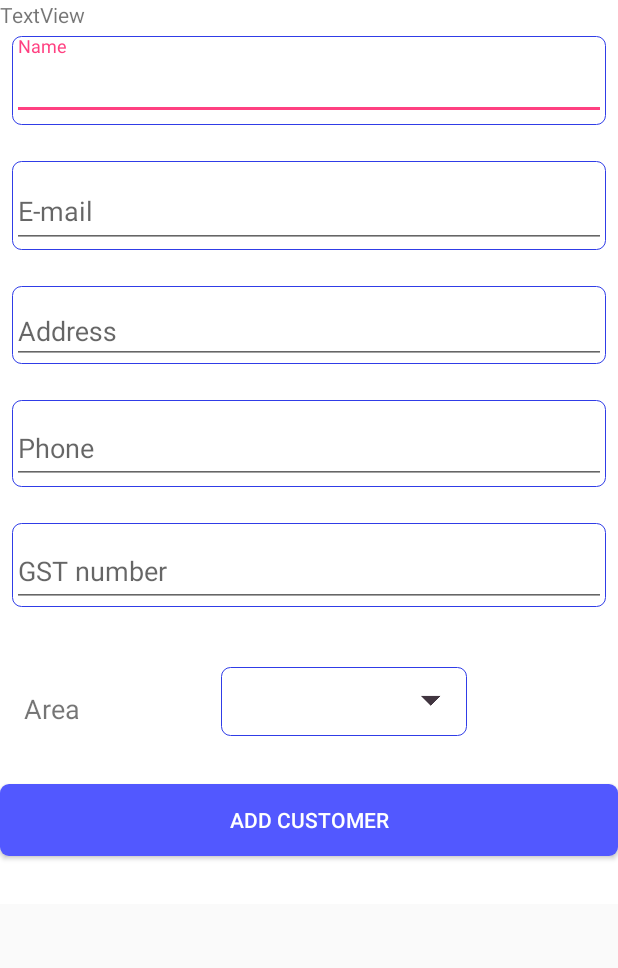
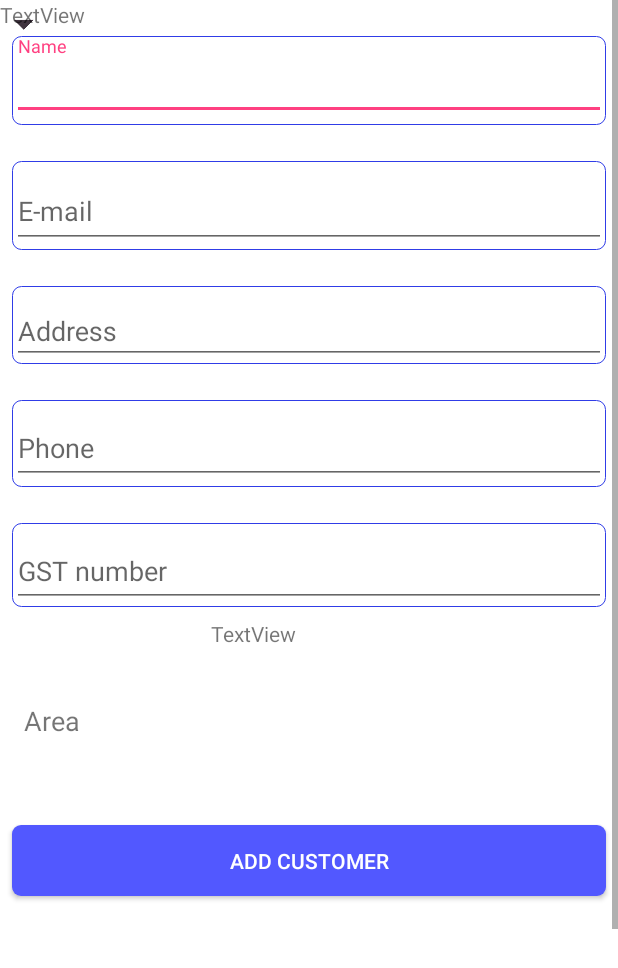
Before and after one commit to MAIVANNAN/sales_app, an Android app: the addCustomers screen opened directly, with no data from a screen before it, on a phone screen of 412 x 824 dp. Shown: the top 968 px of the screen. Run offline under Robolectric (Android 15) with nearby library versions, the phone set to English and light mode, and no system bars; our stand-ins replace Volley; network calls fail; 1 statement that could not run was skipped.

Commit message:
working fine but with error in add customer textview field

```diff
--- a/app/src/main/java/sales_app/com/sales_app/Activities/addCustomers.java
+++ b/app/src/main/java/sales_app/com/sales_app/Activities/addCustomers.java
@@ -24,6 +24,7 @@ import android.view.View;
 import android.widget.AdapterView;
 import android.widget.ArrayAdapter;
 import android.widget.Button;
+import android.widget.EditText;
 import android.widget.Spinner;
 import android.widget.TextView;
 import android.widget.Toast;
@@ -81,6 +82,7 @@ public class addCustomers extends AppCompatActivity {
     private static final int PERMISSION_REQUEST_CODE = 1;
 
     TextView employeename;
+    TextView select_area1;
 
 
 
@@ -97,10 +99,9 @@ public class addCustomers extends AppCompatActivity {
         custphone=(TextInputEditText)findViewById(R.id.phone);
         custaddr=(TextInputEditText)findViewById(R.id.address);
         addbtn =(Button)findViewById(R.id.add_customer);
-
         employeename= (TextView) findViewById(R.id.area_id_cust);
-
-        spinner= (Spinner) findViewById(R.id.CustArea);
+        select_area1 =(TextView)findViewById(R.id.textView5);
+       /* spinner= (Spinner) findViewById(R.id.CustArea);
         arrayList = new ArrayList<String>();
         spinner.setOnItemSelectedListener(new AdapterView.OnItemSelectedListener() {
             @Override
@@ -113,7 +114,8 @@ public class addCustomers extends AppCompatActivity {
             @Override
             public void onNothingSelected(AdapterView<?> parent) {
             }
-        });
+        });*/
+
         getdata();
 
 
--- a/app/src/main/java/sales_app/com/sales_app/LoginActivity.java
+++ b/app/src/main/java/sales_app/com/sales_app/LoginActivity.java
@@ -35,7 +35,7 @@ import sales_app.com.sales_app.Activities.RegistrationActivity;
 public class LoginActivity extends AppCompatActivity {
 
     //public static final String PREFS_NAME = "LoginPrefs";
-    public static String LINK =" http://12ccb308.ngrok.io/php_login/";
+    public static String LINK ="http://3f9ed256.ngrok.io/php_login/";
     public static String Sign_up_URL = LINK+"sm_login.php";
     TextInputEditText username, password;
     TextInputLayout username_label, password_label;
--- a/app/src/main/res/layout/activity_add_customers.xml
+++ b/app/src/main/res/layout/activity_add_customers.xml
@@ -12,9 +12,9 @@
         xmlns:tools="http://schemas.android.com/tools"
         android:id="@+id/relativeLayout2"
         android:layout_width="match_parent"
-        android:layout_height="wrap_content"
+        android:layout_height="match_parent"
+        android:background="@color/white"
         android:orientation="vertical"
-        android:background="@color/white"
         tools:context=".Activities.addCustomers">
 
 
@@ -25,8 +25,8 @@
             android:layout_marginEnd="8dp"
             android:layout_marginStart="8dp"
             android:layout_marginTop="24dp"
+            android:background="@drawable/round_edit_text"
             app:errorEnabled="true"
-            android:background="@drawable/round_edit_text"
             app:layout_constraintEnd_toEndOf="parent"
             app:layout_constraintLeft_toLeftOf="parent"
             app:layout_constraintStart_toStartOf="parent"
@@ -48,8 +48,8 @@
             android:layout_marginEnd="8dp"
             android:layout_marginStart="8dp"
             android:layout_marginTop="24dp"
+            android:background="@drawable/round_edit_text"
             app:errorEnabled="true"
-            android:background="@drawable/round_edit_text"
 
             app:layout_constraintEnd_toEndOf="parent"
             app:layout_constraintStart_toStartOf="parent"
@@ -95,8 +95,8 @@
             android:layout_marginEnd="8dp"
             android:layout_marginStart="8dp"
             android:layout_marginTop="24dp"
+            android:background="@drawable/round_edit_text"
             app:errorEnabled="true"
-            android:background="@drawable/round_edit_text"
 
             app:layout_constraintEnd_toEndOf="parent"
             app:layout_constraintLeft_toLeftOf="parent"
@@ -115,56 +115,37 @@
         <Button
             android:id="@+id/add_customer"
             android:layout_width="0dp"
-            android:layout_height="wrap_content"
-            android:layout_marginBottom="32dp"
+            android:layout_height="47dp"
+            android:layout_marginLeft="8dp"
+            android:layout_marginRight="8dp"
             android:layout_marginTop="32dp"
             android:background="@drawable/round_button"
             android:text="ADD CUSTOMER"
             android:textColor="@color/white"
             app:layout_constraintBottom_toBottomOf="parent"
-            app:layout_constraintHorizontal_bias="0.509"
+            app:layout_constraintHorizontal_bias="0.0"
             app:layout_constraintLeft_toLeftOf="parent"
             app:layout_constraintRight_toRightOf="parent"
-            app:layout_constraintTop_toBottomOf="@+id/CustArea"
-            app:layout_constraintVertical_bias="1.0"
+            app:layout_constraintTop_toBottomOf="@+id/area_id_cust"
             tools:ignore="OnClick" />
 
-        <Spinner
-            android:id="@+id/CustArea"
-            android:layout_width="164dp"
-            android:layout_height="46dp"
-            android:layout_marginEnd="32dp"
-            android:layout_marginTop="40dp"
-            android:background="@drawable/round_edit_text"
-            android:spinnerMode="dropdown"
-            app:layout_constraintEnd_toEndOf="parent"
-            app:layout_constraintStart_toEndOf="@+id/textView2"
-            app:layout_constraintTop_toBottomOf="@+id/gst_label" />
-
         <ImageView
+            android:id="@+id/imageView2"
             android:layout_width="wrap_content"
             android:layout_height="wrap_content"
             android:layout_alignParentRight="true"
             android:layout_centerVertical="true"
             android:layout_gravity="center"
-            android:layout_marginBottom="8dp"
-            android:layout_marginEnd="8dp"
-            android:layout_marginStart="8dp"
-            android:layout_marginTop="8dp"
             android:src="@drawable/drop"
-            app:layout_constraintBottom_toBottomOf="@+id/CustArea"
-            app:layout_constraintEnd_toEndOf="@+id/CustArea"
-            app:layout_constraintHorizontal_bias="1.0"
-            app:layout_constraintStart_toStartOf="@+id/CustArea"
-            app:layout_constraintTop_toTopOf="@+id/CustArea"
-            app:layout_constraintVertical_bias="1.0" />
+            tools:layout_editor_absoluteX="528dp"
+            tools:layout_editor_absoluteY="454dp" />
 
         <TextView
             android:id="@+id/textView2"
             android:layout_width="62dp"
             android:layout_height="31dp"
             android:layout_marginStart="16dp"
-            android:layout_marginTop="460dp"
+            android:layout_marginTop="468dp"
             android:text="Area"
             android:textSize="18sp"
             app:layout_constraintStart_toStartOf="parent"
@@ -195,8 +176,24 @@
             android:layout_width="wrap_content"
             android:layout_height="wrap_content"
             android:text="TextView"
-            tools:layout_editor_absoluteX="337dp"
-            tools:layout_editor_absoluteY="460dp" />
+            tools:layout_editor_absoluteX="338dp"
+            tools:layout_editor_absoluteY="552dp" />
+
+        <TextView
+            android:id="@+id/textView5"
+            android:layout_width="132dp"
+            android:layout_height="40dp"
+            android:layout_marginBottom="97dp"
+            android:layout_marginEnd="8dp"
+            android:layout_marginStart="8dp"
+            android:layout_marginTop="8dp"
+            android:text="TextView"
+            app:layout_constraintBottom_toTopOf="@+id/add_customer"
+            app:layout_constraintEnd_toEndOf="parent"
+            app:layout_constraintHorizontal_bias="0.294"
+            app:layout_constraintStart_toEndOf="@+id/textView2"
+            app:layout_constraintTop_toBottomOf="@+id/gst_label"
+            app:layout_constraintVertical_bias="1.0" />
 
 
     </android.support.constraint.ConstraintLayout>
--- a/app/src/main/res/layout/fragment_menu_5.xml
+++ b/app/src/main/res/layout/fragment_menu_5.xml
@@ -43,15 +43,15 @@
 
     <android.support.design.widget.TabLayout
         android:id="@+id/tablelayout"
-        android:layout_width="wrap_content"
+        android:layout_width="610dp"
         android:layout_height="wrap_content"
         android:background="#040404"
+        app:tabMode="scrollable"
         android:minHeight="?attr/actionBarSize"
         android:theme="@style/Base.ThemeOverlay.AppCompat.Dark.ActionBar">
 
 
     </android.support.design.widget.TabLayout>
-
     <android.support.v4.view.ViewPager
         android:layout_width="match_parent"
         android:layout_height="fill_parent"
```
Also changed, not shown: app/src/main/res/layout/fragment_in_stock.xml (+4 -3 lines), app/src/main/res/layout/fragment_menu_1.xml (+20 -23 lines), app/src/main/res/layout/fragment_menu_2.xml (+25 -26 lines), app/src/main/res/layout/fragment_menu_4.xml (+11 -7 lines), app/src/main/res/layout/fragment_sold_items.xml (+6 -2 lines).
